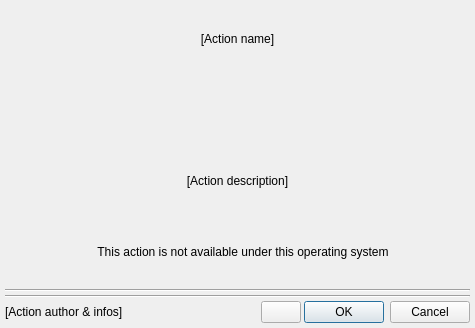
Before: the Qt Designer form gui/actiondialog.ui in Jmgr/actiona, drawn with Qt 5.
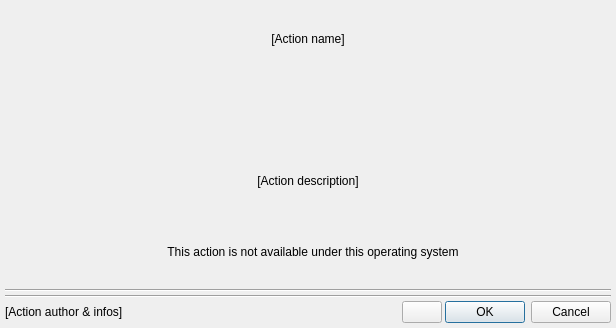
After: the same form once the commit is applied. Icons and pictures are not drawn. Custom widgets are drawn as their Qt base class.

Commit message: Gui: changed some tab orderings

Diff of the .ui file:
```diff
--- a/gui/actiondialog.ui
+++ b/gui/actiondialog.ui
@@ -6,7 +6,7 @@
    <rect>
     <x>0</x>
     <y>0</y>
-    <width>475</width>
+    <width>616</width>
     <height>328</height>
    </rect>
   </property>
```
Left out of the diff: 22 changed lines with no effect on the pictures. The commit also changes 3 other files.
